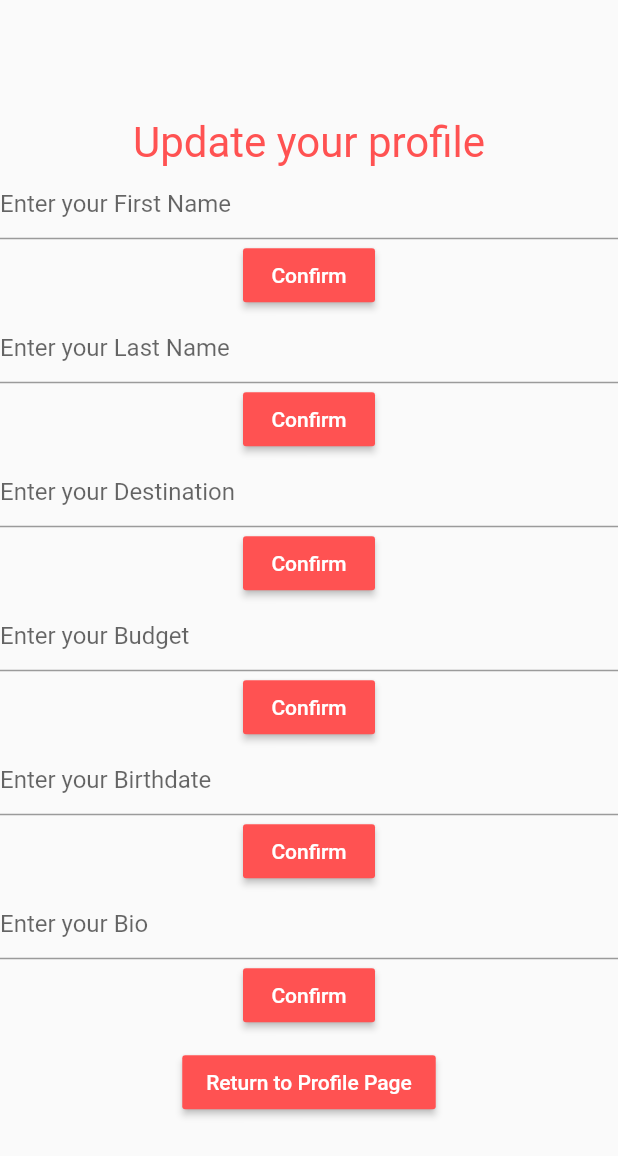
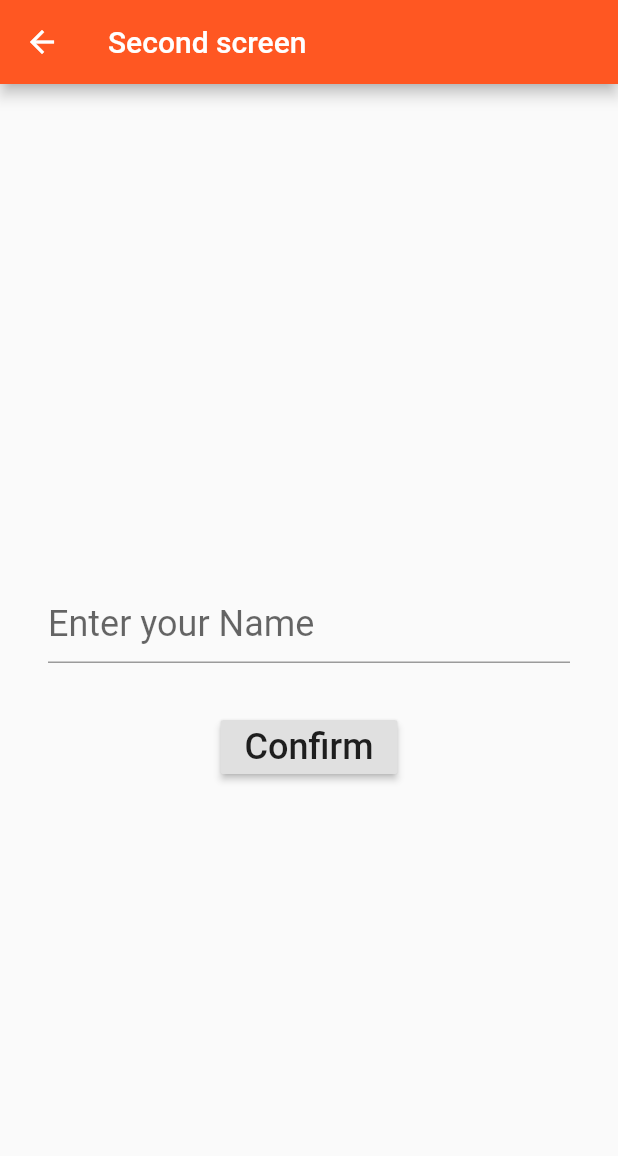
Before and after one commit to NathanStern/TogetherTrek, a Flutter app: the ProfilePage widget shown alone on an empty page, opened directly, scrolled down 71 dp, after a tap on "Edit Profile", on a phone screen of 412 x 824 dp. Shown: the top 1156 px of the screen. Run offline on Flutter 3.47's test engine with Material 2 defaults, Android fonts, the phone set to English and light mode, and no system bars; our stand-ins replace hex, jwt_decoder, package_info, shared_preferences; missing offline and left inert: sha3; accounts and stored records are empty; network calls fail.

Commit message:
link edit profile page and profile page

```diff
--- a/mobile_frontend/together_trek/lib/views/ProfilePage.dart
+++ b/mobile_frontend/together_trek/lib/views/ProfilePage.dart
@@ -8,15 +8,27 @@ import 'package:together_trek/views/EditPRofilePage.dart';
 import 'package:together_trek/views/ProfileInfoView.dart';
 import 'package:together_trek/api/UserWrapper.dart' as UserWrapper;
 
+import 'package:flutter/material.dart';
+
 dynamic destination = 'The Moon';
 dynamic bio = 'One small step for man, one giant leap for mankind';
+void main() {
+  runApp(MaterialApp(
+    title: 'Flutter',
+    home: ProfilePage(),
+  ));
+}
 
-class ProfilePage extends StatelessWidget {
-  Future navigateToEditProfilePage(context) async {
-    Navigator.push(
-        context, MaterialPageRoute(builder: (context) => EditProfilePage()));
+class ProfilePage extends StatefulWidget {
+  @override
+  _FirstScreenState createState() {
+    return _FirstScreenState();
   }
+}
 
+class _FirstScreenState extends State<ProfilePage> {
+
+  String text = 'Text';
   UserModel user;
   @override
   Widget build(BuildContext context) {
@@ -46,7 +58,7 @@ class ProfilePage extends StatelessWidget {
                         height: 10.0,
                       ),
                       Text(
-                        this.user.firstName + " " + this.user.lastName,
+                        text,
                         style: TextStyle(
                           fontSize: 22.0,
                           color: Colors.white,
@@ -242,7 +254,7 @@ class ProfilePage extends StatelessWidget {
             width: 300.00,
             child: RaisedButton(
                 onPressed: () {
-                  navigateToEditProfilePage(context);
+                _awaitReturnValueFromSecondScreen(context);
                 },
                 shape: RoundedRectangleBorder(
                     borderRadius: BorderRadius.circular(80.0)),
@@ -274,4 +286,75 @@ class ProfilePage extends StatelessWidget {
       ),
     );
   }
+
+
+  void _awaitReturnValueFromSecondScreen(BuildContext context) async {
+
+    // start the SecondScreen and wait for it to finish with a result
+    final result = await Navigator.push(
+        context,
+        MaterialPageRoute(
+          builder: (context) => SecondScreen(),
+        ));
+
+    // after the SecondScreen result comes back update the Text widget with it
+    setState(() {
+      text = result;
+    });
+  }
 }
+
+class SecondScreen extends StatefulWidget {
+  @override
+  _SecondScreenState createState() {
+    return _SecondScreenState();
+  }
+}
+
+class _SecondScreenState extends State<SecondScreen> {
+  // this allows us to access the TextField text
+  TextEditingController textFieldController = TextEditingController();
+
+  @override
+  Widget build(BuildContext context) {
+    return Scaffold(
+      appBar: AppBar(title: Text('Second screen')),
+      body: Column(
+        mainAxisAlignment: MainAxisAlignment.center,
+        children: [
+
+          Padding(
+            padding: const EdgeInsets.all(32.0),
+            child: TextField(
+              controller: textFieldController,
+              decoration: const InputDecoration(
+                hintText: 'Enter your Name',
+              ),
+              style: TextStyle(
+                fontSize: 24,
+                color: Colors.black,
+              ),
+            ),
+          ),
+
+          RaisedButton(
+            child: Text(
+              'Confirm',
+              style: TextStyle(fontSize: 24),
+            ),
+            onPressed: () {
+              _sendDataBack(context);
+            },
+          )
+
+        ],
+      ),
+    );
+  }
+
+  // get the text in the TextField and send it back to the FirstScreen
+  void _sendDataBack(BuildContext context) {
+    String textToSendBack = textFieldController.text;
+    Navigator.pop(context, textToSendBack);
+  }
+}
```
